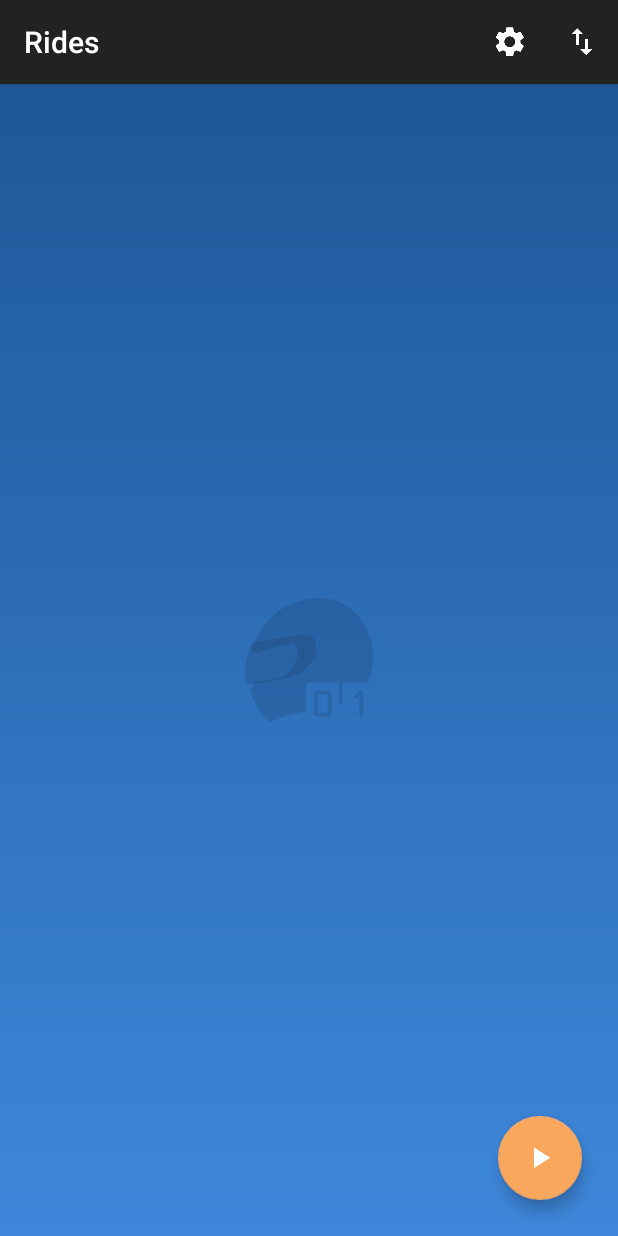
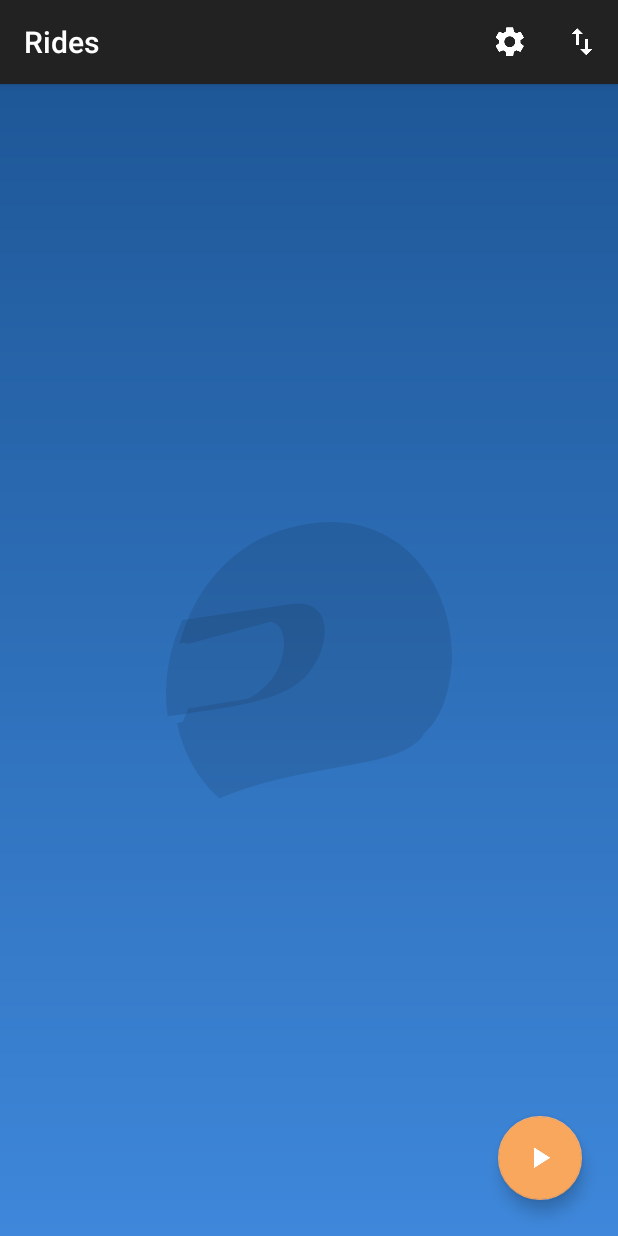
Before and after one commit to markusfisch/MotoScore, an Android app: the screen it shows after launch (MainActivity), on a phone screen of 412 x 824 dp. Run offline under Robolectric (Android 15) with nearby library versions, the phone set to English and light mode, and no system bars; 3 statements that could not run were skipped.

Commit message:
Replace background icon with vector drawable

```diff
--- /dev/null
+++ b/app/src/main/res/drawable/ic_no_rides.xml
@@ -0,0 +1,16 @@
+<vector xmlns:android="http://schemas.android.com/apk/res/android"
+    android:width="200dp"
+    android:height="200dp"
+    android:viewportWidth="200"
+    android:viewportHeight="200">
+  <path
+      android:pathData="m114.398,7.921c-8.183,0.002 -16.928,1.137 -26.203,3.587 -3.016,0.797 -6.091,1.731 -9.219,2.813 -33.726,11.663 -56.585,41.482 -65.301,74.863 0.03,-0.008 0.052,-0.011 0.083,-0.019 1.212,-0.325 2.103,-0.564 3.27,-0.876 0.574,0.723 1.815,1.073 4.61,0.324L74.43,74.467c0.62,0.12 1.234,0.291 1.848,0.521 4.777,1.614 6.577,7.142 6.965,11.727 0.711,10.337 -3.242,20.534 -9.956,28.317 -0.292,0.338 -0.587,0.674 -0.889,1.003 -2.417,2.633 -5.161,4.962 -8.146,6.889 -1.735,1.009 -3.437,1.948 -5.117,2.838l-39.759,6.559 -3.53,8.857c-1.257,0.331 -2.478,0.655 -3.778,0.997 0,0.002 0,0.004 0,0.006 -0.011,0.003 -0.021,0.003 -0.032,0.006 3.778,18.13 12.298,35.051 26.102,48.375 0.202,-0.083 0.401,-0.165 0.603,-0.248 0.496,1.203 1.292,2.027 2.044,1.689 24.811,-10.17 49.557,-15.352 75.924,-19.955 15.715,-3.014 31.911,-5.115 46.635,-11.676 8.524,-4.685 12.233,-8.459 13.175,-11.251 8.914,-7.933 14.893,-19.709 17.733,-38.33 7.238,-47.456 -22.576,-102.887 -79.854,-102.87z"
+      android:fillColor="#000000"
+      android:strokeColor="#00000000"
+      android:fillAlpha="0.09803922"/>
+  <path
+      android:pathData="M15.553,73.264C6.359,93.451 2.643,116.076 5.764,137.562 54.873,130.497 84.68,126.896 99.736,108.628 115.535,89.458 116.032,58.592 88.122,62.667l-72.569,10.597z"
+      android:fillColor="#000000"
+      android:strokeColor="#00000000"
+      android:fillAlpha="0.09803922"/>
+</vector>
--- a/app/src/main/res/layout/listing.xml
+++ b/app/src/main/res/layout/listing.xml
@@ -28,7 +28,7 @@
 			android:padding="8dp"
 			android:contentDescription="@string/no_rides"
 			android:scaleType="center"
-			android:src="@drawable/no_rides"/>
+			android:src="@drawable/ic_no_rides"/>
 	</LinearLayout>
 	<LinearLayout
 		android:id="@+id/progress"
```
Also changed, not shown: app/src/main/res/drawable-nodpi/no_rides.png (deleted), 1 other file.
